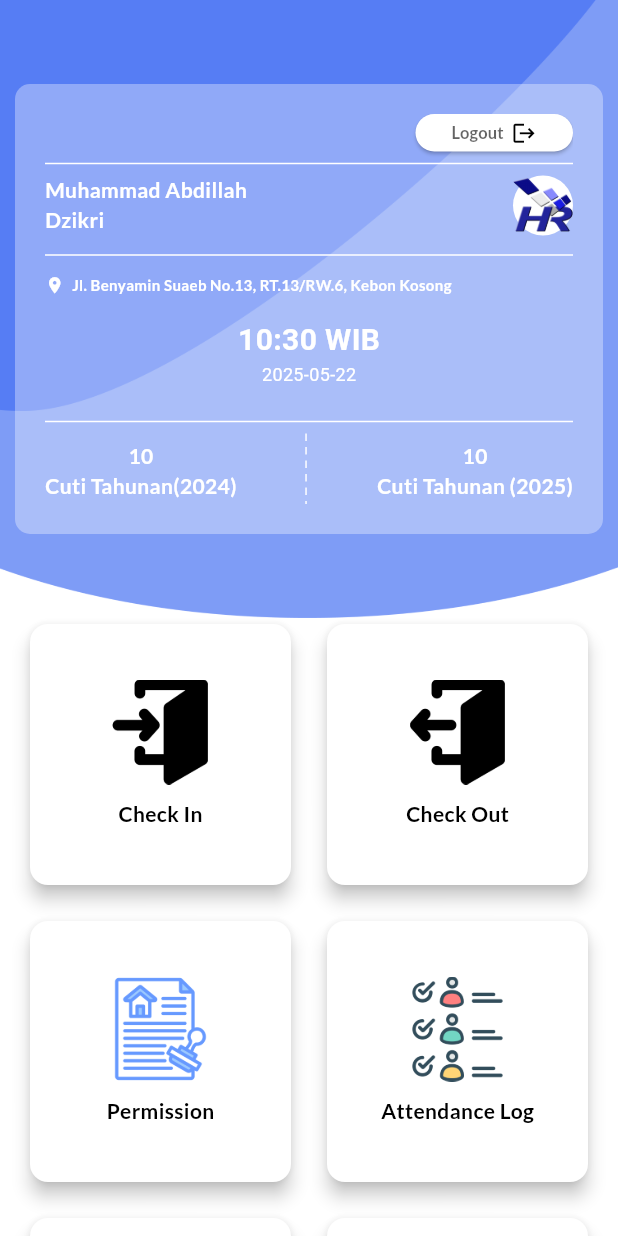
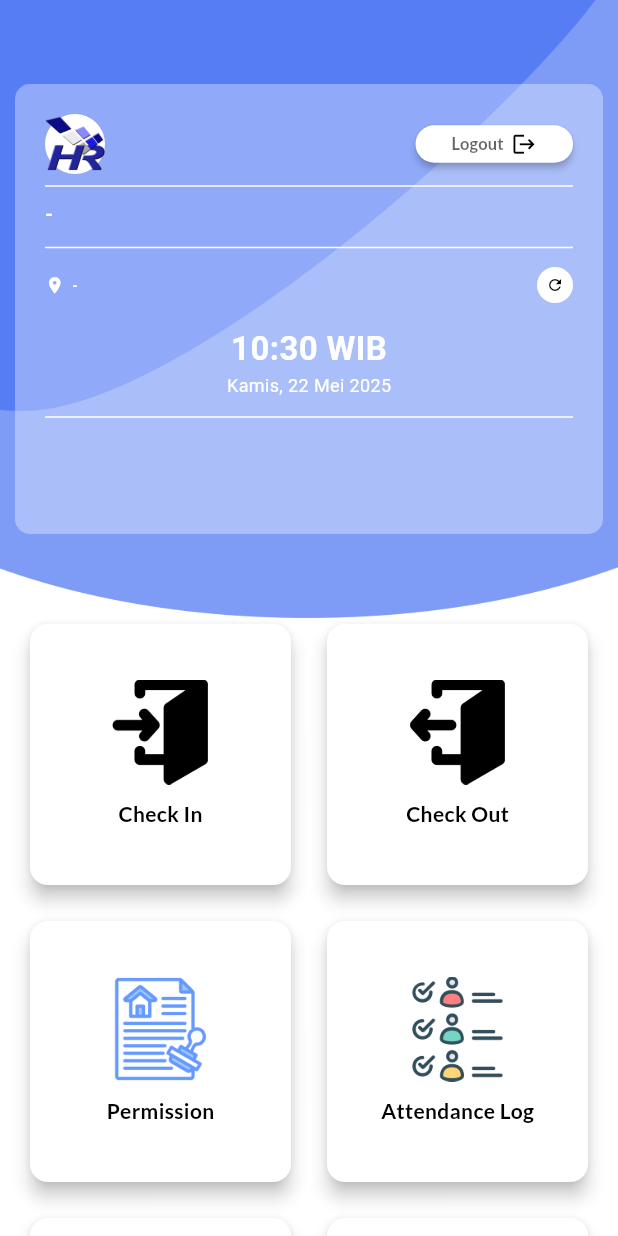
Before and after one commit to AbdiSTS/venus_hr, a Flutter app: the HomeView screen opened directly, on a phone screen of 412 x 824 dp. Run offline on Flutter 3.47's test engine with Material 3 defaults, Android fonts, the phone set to English and light mode, and no system bars; drawn by our look-alikes of auto_size_text; our stand-ins replace connectivity_plus, dotted_border, flutter_spinkit, flutter_svg, geocoding, geolocator and 5 more; missing offline and left inert: encrypt, flutter_timeline_calendar; accounts and stored records are empty.

Commit message:
update from pc

```diff
--- a/lib/data/datasources/local_services.dart
+++ b/lib/data/datasources/local_services.dart
@@ -13,6 +13,7 @@ class LocalServices extends ChangeNotifier {
   Future<ResponseResult?> getAuthData() async {
     final pref = await SharedPreferences.getInstance();
     final data = pref.getString('auth_data');
+    print("data pref : ${data}");
     if (data != null) {
       return ResponseResult.fromJson(jsonDecode(data));
     } else {
--- /dev/null
+++ b/lib/data/models/list_dynamic_model.dart
@@ -0,0 +1,30 @@
+import 'dart:convert';
+
+class ListDynamicModel {
+  bool? success;
+  String? message;
+  List<dynamic>? listData;
+
+  ListDynamicModel({
+    this.success,
+    this.message,
+    this.listData,
+  });
+
+  ListDynamicModel.fromJson(Map<String, dynamic> json) {
+    success = json['success'];
+    message = json['message'];
+    listData = json['listData'];
+  }
+
+  String toJson() => json.encode(toMap());
+
+  Map<String, dynamic> toMap() {
+    final Map<String, dynamic> data = {};
+    data['success'] = this.success;
+    data['message'] = this.message;
+    data['listData'] = this.listData?.map((e) => e.toJson()).toList();
+
+    return data;
+  }
+}
--- a/lib/main.dart
+++ b/lib/main.dart
@@ -1,5 +1,6 @@
 import 'package:flutter/material.dart';
 import 'package:provider/provider.dart';
+import 'package:venus_hr_psti/page/home/home_viewmodel.dart';
 import 'package:venus_hr_psti/page/login/login_view.dart';
 import 'package:venus_hr_psti/page/splash_screen/splash_screen.dart';
 
@@ -12,6 +13,7 @@ void main() {
     MultiProvider(
       providers: [
         ChangeNotifierProvider(create: (_) => GlobalLoadingState()),
+        ChangeNotifierProvider(create: (_) => HomeViewmodel()),
       ],
       child: MyApp(),
     ),
--- a/lib/page/home/home_view.dart
+++ b/lib/page/home/home_view.dart
@@ -32,7 +32,11 @@ class _HomeViewState extends State<HomeView> {
     return ViewModelBuilder.reactive(
         viewModelBuilder: () => HomeViewmodel(ctx: context),
         builder: (context, vm, child) {
-
+          WidgetsBinding.instance.addPostFrameCallback((_) {
+            vm.isBusy
+                ? context.read<GlobalLoadingState>().show()
+                : context.read<GlobalLoadingState>().hide();
+          });
           return Scaffold(
             backgroundColor: Colors.white,
             body: Column(
@@ -65,12 +69,21 @@ class _HomeViewState extends State<HomeView> {
                                     children: [
                                       Row(
                                         mainAxisAlignment:
-                                            MainAxisAlignment.end,
+                                            MainAxisAlignment.spaceBetween,
                                         children: [
+                                          CircleAvatar(
+                                            backgroundColor: Colors.white,
+                                            child: Image.asset(
+                                                "assets/images/venusHR.png"),
+                                          ),
                                           Container(
                                             height: 25,
                                             width: 105,
                                             child: ElevatedButton(
+                                              style: ButtonStyle(
+                                                  elevation:
+                                                      WidgetStatePropertyAll(
+                                                          2)),
                                               onPressed: () {
                                                 setState(() {
                                                   vm.logout();
@@ -108,10 +121,8 @@ class _HomeViewState extends State<HomeView> {
                                         mainAxisAlignment:
                                             MainAxisAlignment.spaceBetween,
                                         children: [
-                                          SizedBox(
-                                            width: 150,
-                                            child: AutoSizeText(
-                                              "Muhammad Abdillah Dzikri",
+                                          AutoSizeText(
+                                            "${vm.dataUser?.userData?[0].userId ?? '-'}",
                                             maxLines: 2,
                                             minFontSize: 10,
                                             stepGranularity: 10,
@@ -121,12 +132,6 @@ class _HomeViewState extends State<HomeView> {
                                               fontWeight: FontWeight.bold,
                                             ),
                                           ),
-                                          ),
-                                          CircleAvatar(
-                                            backgroundColor: Colors.white,
-                                            child: Image.asset(
-                                                "assets/images/venusHR.png"),
-                                          )
                                         ],
                                       ),
                                       SizedBox(
@@ -139,6 +144,10 @@ class _HomeViewState extends State<HomeView> {
                                         height: 5,
                                       ),
                                       Row(
+                                        mainAxisAlignment:
+                                            MainAxisAlignment.spaceBetween,
+                                        children: [
+                                          Row(
                                             children: [
                                               Icon(
                                                 Icons.location_on,
@@ -149,13 +158,32 @@ class _HomeViewState extends State<HomeView> {
                                                 width: 5,
                                               ),
                                               Text(
-                                            "Jl. Benyamin Suaeb No.13, RT.13/RW.6, Kebon Kosong",
+                                                "${vm.namaJalan ?? '-'}",
                                                 style: GoogleFonts.lato(
                                                   color: Colors.white,
                                                   fontSize: 10,
                                                   fontWeight: FontWeight.bold,
                                                 ),
-                                          )
+                                              ),
+                                              SizedBox(
+                                                width: 5,
+                                              ),
+                                            ],
+                                          ),
+                                          InkWell(
+                                            onTap: () {
+                                              vm.getAddressLocation();
+                                            },
+                                            child: CircleAvatar(
+                                              backgroundColor: Colors.white,
+                                              radius: 12,
+                                              child: Icon(
+                                                color: Colors.black,
+                                                Icons.refresh,
+                                                size: 12,
+                                              ),
+                                            ),
+                                          ),
                                         ],
                                       ),
                                       SizedBox(
@@ -165,71 +193,102 @@ class _HomeViewState extends State<HomeView> {
                                         DateTime.now().toFormattedTime(),
                                         style: const TextStyle(
                                           fontWeight: FontWeight.bold,
-                                          fontSize: 20,
+                                          fontSize: 22,
                                           color: Colors.white,
                                         ),
                                       ),
                                       Text(
-                                        "${DateTime.now().toFormattedDate()}",
+                                        "${DateTime.now().toFormattedDateDays()}",
                                         style: const TextStyle(
                                           fontSize: 12,
                                           color: Colors.white,
                                         ),
                                       ),
                                       SizedBox(
-                                        height: 15,
+                                        height: 5,
                                       ),
                                       Divider(
                                         color: Colors.white,
                                       ),
-                                      Row(
+                                      Center(
+                                        child: Row(
                                             mainAxisAlignment:
-                                            MainAxisAlignment.spaceBetween,
-                                        children: [
-                                          Column(
+                                                MainAxisAlignment.spaceAround,
+                                            children: vm
+                                                    .listSaldoLeave?.listData!
+                                                    .map((e) {
+                                                  return Column(
                                                     children: [
                                                       Text(
-                                                "10",
+                                                        "${e['Saldo']}",
                                                         style: GoogleFonts.lato(
                                                           color: Colors.white,
-                                                  fontWeight: FontWeight.bold,
+                                                          fontWeight:
+                                                              FontWeight.bold,
                                                         ),
                                                       ),
                                                       Text(
-                                                "Cuti Tahunan(2024)",
+                                                        "${e['LeaveTypeName']} ${e['LeaveYear'] ?? ''}",
                                                         style: GoogleFonts.lato(
                                                           color: Colors.white,
-                                                  fontWeight: FontWeight.bold,
+                                                          fontSize: 12,
+                                                          fontWeight:
+                                                              FontWeight.bold,
                                                         ),
                                                       ),
                                                     ],
+                                                  );
+                                                }).toList() ??
+                                                []),
                                       ),
-                                          DottedVerticalLine(
-                                            height: 50,
-                                            dashHeight: 5,
-                                            dashSpacing: 4,
-                                            color: Colors.white,
-                                          ),
-                                          Column(
-                                            children: [
-                                              Text(
-                                                "10",
-                                                style: GoogleFonts.lato(
-                                                  color: Colors.white,
-                                                  fontWeight: FontWeight.bold,
-                                                ),
-                                              ),
-                                              Text(
-                                                "Cuti Tahunan (2025)",
-                                                style: GoogleFonts.lato(
-                                                  color: Colors.white,
-                                                  fontWeight: FontWeight.bold,
-                                                ),
-                                              ),
-                                            ],
-                                          ),
-                                        ],
-                                      ),
+                                      // Row(
+                                      //   mainAxisAlignment:
+                                      //       MainAxisAlignment.spaceBetween,
+                                      //   children: [
+                                      //     Column(
+                                      //       children: [
+                                      //         Text(
+                                      //           "${vm.listSaldoLeave?.listData?[0]['Saldo']}",
+                                      //           style: GoogleFonts.lato(
+                                      //             color: Colors.white,
+                                      //             fontWeight: FontWeight.bold,
+                                      //           ),
+                                      //         ),
+                                      //         Text(
+                                      //           "Cuti Tahunan(2024)",
+                                      //           style: GoogleFonts.lato(
+                                      //             color: Colors.white,
+                                      //             fontWeight: FontWeight.bold,
+                                      //           ),
+                                      //         ),
+                                      //       ],
+                                      //     ),
+                                      //     DottedVerticalLine(
+                                      //       height: 50,
+                                      //       dashHeight: 5,
+                                      //       dashSpacing: 4,
+                                      //       color: Colors.white,
+                                      //     ),
+                                      //     Column(
+                                      //       children: [
+                                      //         Text(
+                                      //           "10",
+                                      //           style: GoogleFonts.lato(
+                                      //             color: Colors.white,
+                                      //             fontWeight: FontWeight.bold,
+                                      //           ),
+                                      //         ),
+                                      //         Text(
+                                      //           "Cuti Tahunan (2025)",
+                                      //           style: GoogleFonts.lato(
+                                      //             color: Colors.white,
+                                      //             fontWeight: FontWeight.bold,
+                                      //           ),
+                                      //         ),
+                                      //       ],
+                                      //     ),
+                                      //   ],
+                                      // ),
                                     ],
                                   ),
                                 ),
@@ -252,30 +311,10 @@ class _HomeViewState extends State<HomeView> {
                         shrinkWrap: true,
                         physics: const NeverScrollableScrollPhysics(),
                         children: [
-                          GestureDetector(
-                            child: Card(
-                              elevation: 5,
-                              color: Colors.white,
-                              child: Column(
-                                mainAxisAlignment: MainAxisAlignment.center,
-                                children: [
-                                  Image.asset(
-                                    "assets/images/check_in.png",
-                                    width: 70,
-                                  ),
-                                  SizedBox(
-                                    height: 10,
-                                  ),
-                                  Text(
-                                    "Check In",
-                                    style: GoogleFonts.lato(
-                                      fontWeight: FontWeight.bold,
-                                    ),
-                                  )
-                                ],
-                              ),
-                            ),
-                          ),
+                          BouncingButton(
+                              urlImage: "assets/images/check_in.png",
+                              judul: "Check In",
+                              onTap: () => {}),
                           GestureDetector(
                             child: Card(
                               elevation: 5,
--- a/lib/page/home/home_viewmodel.dart
+++ b/lib/page/home/home_viewmodel.dart
@@ -1,27 +1,41 @@
 import 'package:flutter/material.dart';
+import 'package:flutter/services.dart';
+import 'package:geocoding/geocoding.dart';
+import 'package:geolocator/geolocator.dart';
+import 'package:google_maps_flutter/google_maps_flutter.dart';
 import 'package:provider/provider.dart';
 import 'package:shared_preferences/shared_preferences.dart';
 import 'package:stacked/stacked.dart';
+import 'package:venus_hr_psti/data/datasources/api_services.dart';
 import 'package:venus_hr_psti/data/datasources/local_services.dart';
+import 'package:venus_hr_psti/data/models/response_result.dart';
 import 'package:venus_hr_psti/page/splash_screen/splash_screen.dart';
 
+import '../../core/constants/colors.dart';
+import '../../data/models/list_dynamic_model.dart';
 import '../../state_global/state_global.dart';
 
 class HomeViewmodel extends FutureViewModel {
   BuildContext? ctx;
   HomeViewmodel({this.ctx});
+  ResponseResult? dataUser;
+
+  LatLng? currentLocation;
+  String? address;
+  String? namaJalan;
+
+  ListDynamicModel? listSaldoLeave;
 
   logout() async {
     setBusy(true);
-
     ctx!.read<GlobalLoadingState>().show();
     Future.delayed(
       Duration(seconds: 3),
       () async {
         final pref = await SharedPreferences.getInstance();
         pref.clear();
-        Navigator.of(ctx!)
-            .pushReplacement(MaterialPageRoute(builder: (context) => SplashScreen()));
+        Navigator.of(ctx!).pushReplacement(
+            MaterialPageRoute(builder: (context) => SplashScreen()));
         ctx!.read<GlobalLoadingState>().hide();
         setBusy(false);
         notifyListeners();
@@ -29,6 +43,111 @@ class HomeViewmodel extends FutureViewModel {
     );
   }
 
+  getDataUser() async {
+    try {
+      dataUser = await LocalServices().getAuthData();
+      notifyListeners();
+    } catch (e) {
+      print("Error get data user : ${e}");
+    }
+  }
+
+  checkLocationPermission() async {
+    bool serviceEnabled;
+    LocationPermission permission;
+
+    serviceEnabled = await Geolocator.isLocationServiceEnabled();
+    if (!serviceEnabled) {
+      await Geolocator.openLocationSettings();
+      serviceEnabled = await Geolocator.isLocationServiceEnabled();
+      if (!serviceEnabled) {
+        return false;
+      }
+    }
+
+    permission = await Geolocator.checkPermission();
+    if (permission == LocationPermission.denied) {
+      permission = await Geolocator.requestPermission();
+      if (permission == LocationPermission.denied) {
+        return false;
+      }
+    }
+
+    if (permission == LocationPermission.deniedForever) {
+      return false;
+    }
+
+    return true; // Lokasi diberikan izin
+  }
+
+  getAddressLocation() async {
+    try {
+      setBusy(true);
+      final cekLocations = await checkLocationPermission();
+      if (cekLocations == true) {
+        final positionFake = await Geolocator.getCurrentPosition();
+        if (positionFake.isMocked) {
+          ScaffoldMessenger.of(ctx!).showSnackBar(
+            const SnackBar(
+              content: Text('Anda menggunakan lokasi palsu'),
+              backgroundColor: AppColors.red,
+            ),
+          );
+        } else {
+          Position position = await Geolocator.getCurrentPosition(
+              desiredAccuracy: LocationAccuracy.high);
+
+          currentLocation = LatLng(position.latitude, position.longitude);
+
+          List<Placemark> placemarks = await placemarkFromCoordinates(
+              currentLocation!.latitude, currentLocation!.longitude);
+          Placemark placemark = placemarks[0];
+          address =
+              "${placemark.street}, ${placemark.name}, ${placemark.subLocality}, ${placemark.postalCode}, ${placemark.locality}, ${placemark.subAdministrativeArea}, ${placemark.administrativeArea}, ${placemark.country}";
+          namaJalan = "${placemark.street}";
+          setBusy(false);
+          notifyListeners();
+        }
+      } else {
+        namaJalan = 'location permission not granted';
+        setBusy(false);
+        notifyListeners();
+      }
+    } on PlatformException catch (e) {
+      setBusy(false);
+      notifyListeners();
+    } catch (e) {
+      setBusy(false);
+      notifyListeners();
+    }
+  }
+
+  getLeaveSaldo() async {
+    try {
+      final dataLeaveSaldo = await ApiServices().getLeaveSaldo();
+      print("dataLeaveSaldo : ${dataLeaveSaldo.listData}");
+      if (dataLeaveSaldo.success == true) {
+        listSaldoLeave = dataLeaveSaldo;
+        notifyListeners();
+      } else {
+        setBusy(false);
+      }
+    } catch (e) {
+      print("Error Saldo Leave : ${e}");
+      setBusy(false);
+    }
+  }
+
+  getAllFunction() async {
+    setBusy(true);
+    await getDataUser();
+    await getAddressLocation();
+    await getLeaveSaldo();
+    setBusy(false);
+  }
+
   @override
-  Future futureToRun() async {}
+  Future futureToRun() async {
+    await getAllFunction();
+  }
 }
--- a/lib/state_global/state_global.dart
+++ b/lib/state_global/state_global.dart
@@ -8,15 +8,11 @@ class GlobalLoadingState with ChangeNotifier {
 
   void show() {
     _isLoading = true;
-    print("_isLoading : ${_isLoading}");
     notifyListeners();
   }
 
   void hide() {
     _isLoading = false;
-    print("_isLoading : ${_isLoading}");
     notifyListeners();
   }
-
-
 }
--- a/pubspec.yaml
+++ b/pubspec.yaml
@@ -49,6 +49,10 @@ dependencies:
   image_picker: ^1.0.4
   encrypt: ^5.0.3
   provider: ^6.1.5
+  connectivity_plus: ^6.1.4
+  geolocator: ^11.0.0
+  google_maps_flutter: ^2.7.0
+  geocoding: ^3.0.0
 
 
 
```
Also changed, not shown: lib/core/components/button_bouncing.dart (+12 -60 lines), lib/data/datasources/api_base.dart (+12 -3 lines), lib/data/datasources/api_services.dart (+102 -2 lines), lib/data/models/response_result.dart (+19 -5 lines), lib/data/models/user_model.dart (added, +111 -0 lines), lib/page/login/login_viewmodel.dart (+27 -3 lines), lib/page/splash_screen/splash_viewmodel.dart (+20 -11 lines), pubspec.lock, 8 other files. Lines whose indentation alone changed are shown as unchanged.
